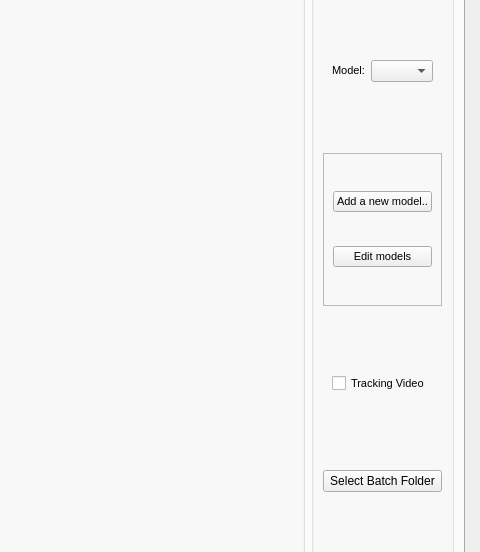
Before: the Qt Designer form GUI/interface.ui in KameliaBnh/BeeTect, drawn with Qt 5; both pictures show x 651 to 1131 and y 134 to 686 of the 1131 by 844 pixel window.
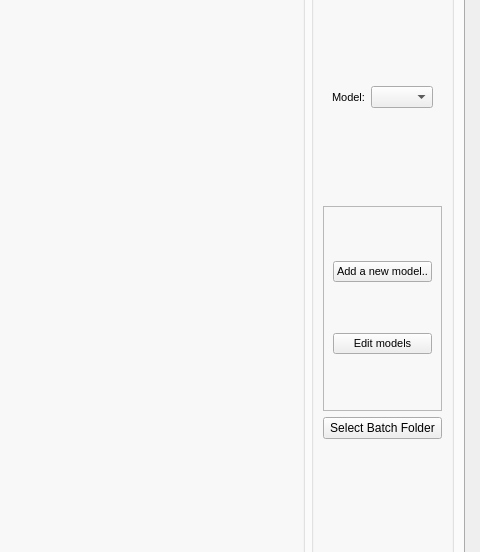
After: the same form once the commit is applied. The open tabs and pages were chosen to show the change.

Diff of the .ui file:
```diff
--- a/GUI/interface.ui
+++ b/GUI/interface.ui
@@ -152,39 +152,6 @@
              </layout>
             </widget>
            </item>
-           <item>
-            <widget class="QFrame" name="videoTrack">
-             <property name="frameShape">
-              <enum>QFrame::NoFrame</enum>
-             </property>
-             <property name="frameShadow">
-              <enum>QFrame::Plain</enum>
-             </property>
-             <property name="lineWidth">
-              <number>0</number>
-             </property>
-             <layout class="QVBoxLayout" name="verticalLayout">
-              <property name="topMargin">
-               <number>0</number>
-              </property>
-              <item>
-               <widget class="QCheckBox" name="TrackingVideo">
-                <property name="font">
-                 <font>
-                  <pointsize>8</pointsize>
-                 </font>
-                </property>
-                <property name="toolTip">
-                 <string>&lt;html&gt;&lt;head/&gt;&lt;body&gt;&lt;p&gt;If unabled, it allows the tracking of objects on the video that has been loaded.&lt;/p&gt;&lt;/body&gt;&lt;/html&gt;</string>
-                </property>
-                <property name="text">
-                 <string>Tracking Video</string>
-                </property>
-               </widget>
-              </item>
-             </layout>
-            </widget>
-           </item>
            <item>
             <widget class="QPushButton" name="SelectFolder">
              <property name="font">
```
Left out of the diff: 2 changed lines with no effect on the pictures.
